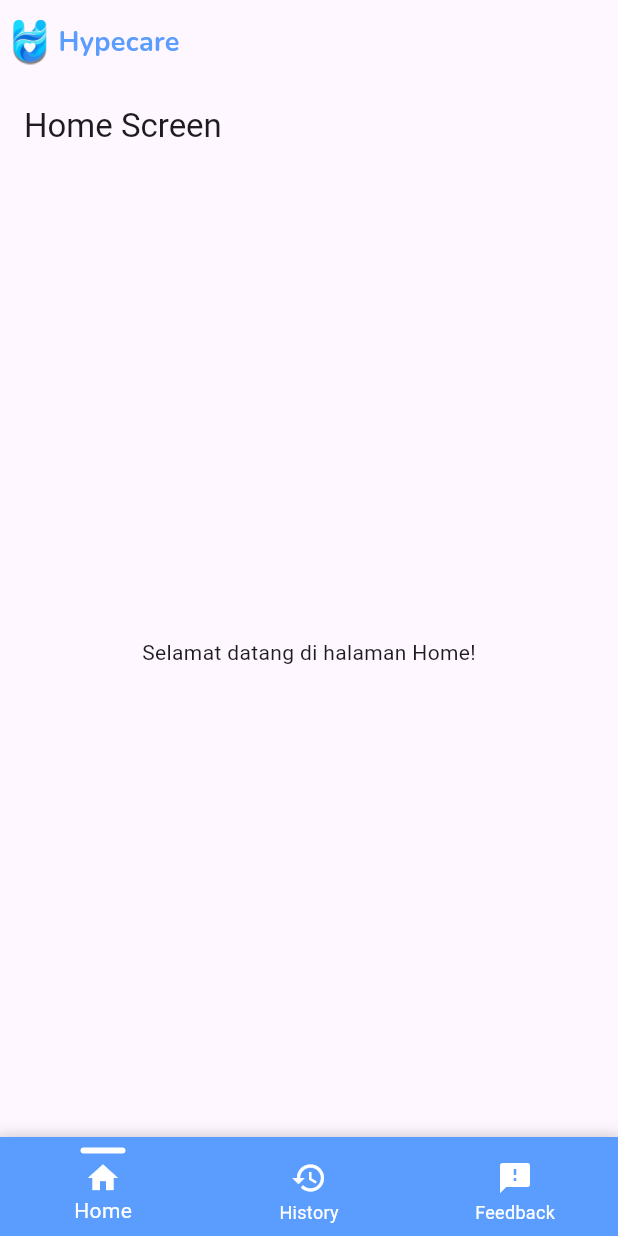
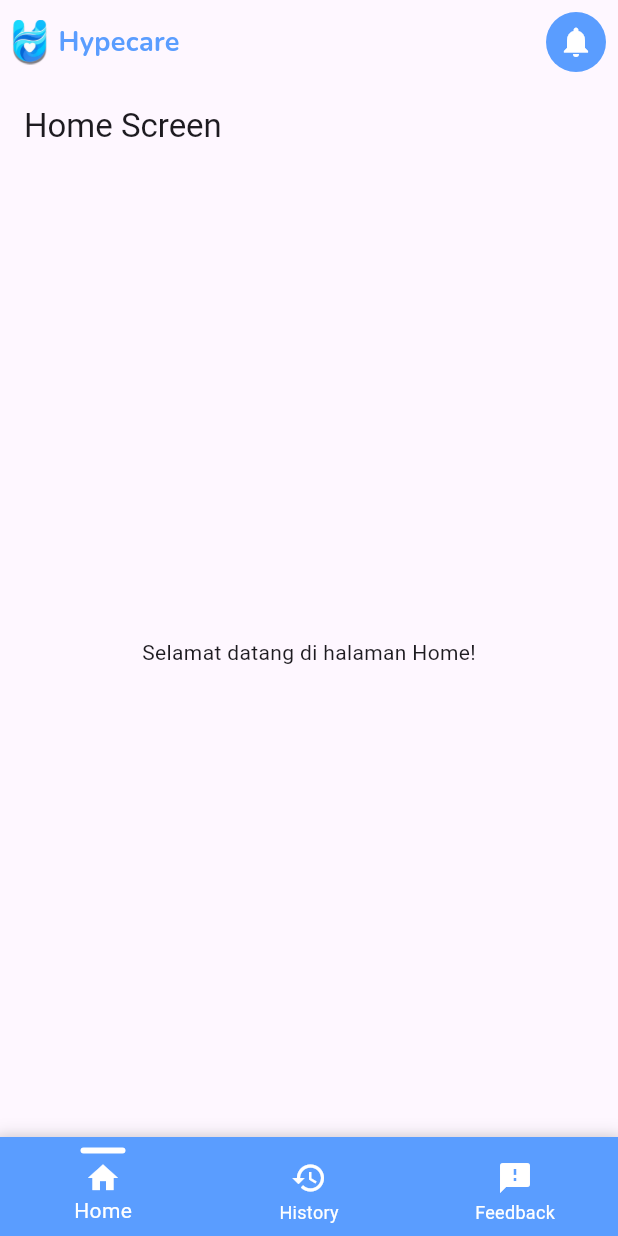
Before and after one commit to Wapikkk/HypecarePKMKC, a Flutter app: the MainScreen screen opened directly, on a phone screen of 412 x 824 dp. Run offline on Flutter 3.47's test engine with Material 3 defaults, Android fonts, the phone set to English and light mode, and no system bars.

Commit message:
benerin logo dan notifikasi

```diff
--- a/lib/ui/main_screen.dart
+++ b/lib/ui/main_screen.dart
@@ -54,8 +54,29 @@ class _MainScreenState extends State<MainScreen> {
               ),
             ],
           ),
-
         ),
+        actions: [
+          Padding(
+            padding: const EdgeInsets.all(8.0),
+            child: Container(
+              width: 40,
+              height: 40,
+              decoration: BoxDecoration(
+                color: _primaryBlue,
+                shape: BoxShape.circle,
+              ),
+              child: IconButton(
+                icon: Icon(
+                  Icons.notifications,
+                  color: _indicatorColor,
+                ),
+                onPressed: () {
+                  print('Notifications tapped');
+                },
+              ),
+            ),
+          ),
+        ],
       ),
       body: _pages[_selectedIndex],
       bottomNavigationBar: Container(
@@ -111,7 +132,6 @@ class _MainScreenState extends State<MainScreen> {
             BottomNavigationBarItem(
               icon: Column(
                 children: [
-                  // Indikator garis di atas
                   AnimatedContainer(
                     duration: const Duration(milliseconds: 200),
                     height: 4,
```
